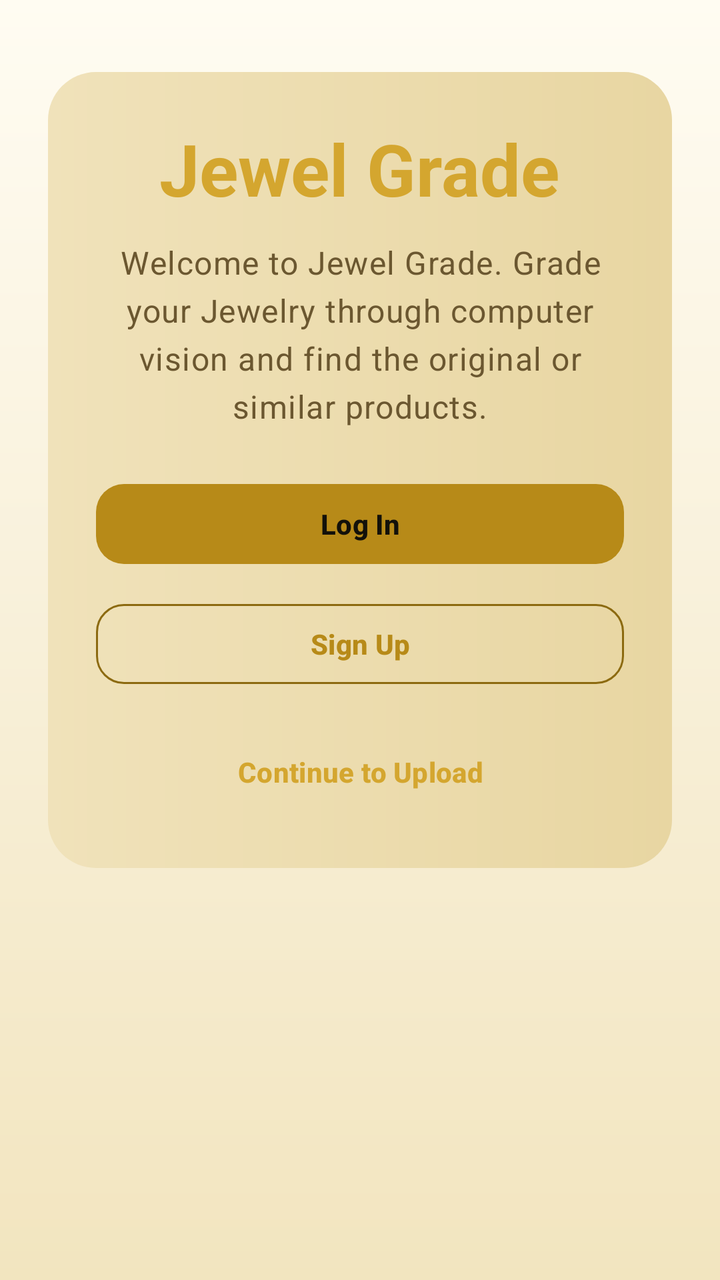
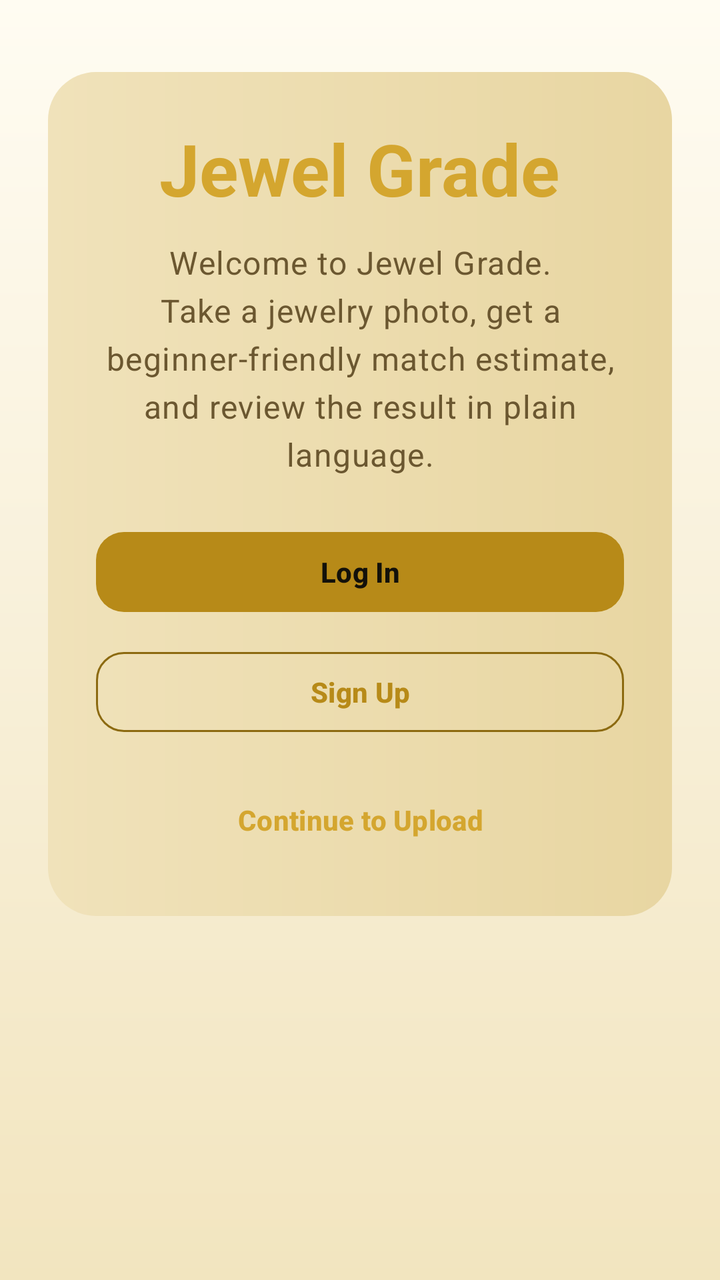

Two renders of the same Android screen: before a commit and after it. Below are the layout's source before the change and the commit's diff.
<!-- AndroidManifest.xml: application theme Theme.StudioWebWrapper -->
<!-- res/layout/fragment_welcome.xml -->
<?xml version="1.0" encoding="utf-8"?>
<ScrollView xmlns:android="http://schemas.android.com/apk/res/android"
    android:layout_width="match_parent"
    android:layout_height="match_parent"
    android:background="@drawable/bg_black_gold"
    android:padding="24dp">

    <LinearLayout
        android:layout_width="match_parent"
        android:layout_height="wrap_content"
        android:layout_marginTop="12dp"
        android:background="@drawable/bg_panel"
        android:gravity="center_horizontal"
        android:orientation="vertical"
        android:padding="24dp">

        <TextView
            android:layout_width="wrap_content"
            android:layout_height="wrap_content"
            android:text="Jewel Grade"
            android:textAppearance="@style/TextAppearance.Material3.DisplaySmall"
            android:textColor="@color/jg_gold_light"
            android:textStyle="bold" />

        <TextView
            android:layout_width="match_parent"
            android:layout_height="wrap_content"
            android:layout_marginTop="12dp"
            android:gravity="center"
            android:text="Welcome to Jewel Grade. Grade your Jewelry through computer vision and find the original or similar products."
            android:textAppearance="@style/TextAppearance.Material3.BodyLarge"
            android:textColor="@color/jg_text_secondary" />

        <com.google.android.material.button.MaterialButton
            android:id="@+id/loginButton"
            style="@style/JewelGrade.PrimaryButton"
            android:layout_width="match_parent"
            android:layout_height="wrap_content"
            android:layout_marginTop="24dp"
            android:text="Log In" />

        <com.google.android.material.button.MaterialButton
            android:id="@+id/signupButton"
            style="@style/JewelGrade.OutlinedButton"
            android:layout_width="match_parent"
            android:layout_height="wrap_content"
            android:layout_marginTop="12dp"
            android:text="Sign Up" />

        <com.google.android.material.button.MaterialButton
            android:id="@+id/uploadButton"
            style="@style/JewelGrade.TextButton"
            android:layout_width="wrap_content"
            android:layout_height="wrap_content"
            android:layout_marginTop="16dp"
            android:text="Continue to Upload" />

    </LinearLayout>

</ScrollView>
<!-- resources referenced by this layout -->
<resources>
  <color name="jg_gold_light">#D4A62F</color>
  <color name="jg_text_secondary">#6B5730</color>
  <!-- drawable bg_black_gold (drawable) -->
  <?xml version="1.0" encoding="utf-8"?>
  <shape xmlns:android="http://schemas.android.com/apk/res/android" android:shape="rectangle">
      <gradient
          android:angle="320"
      android:startColor="@color/jg_bg_gradient_start"
      android:centerColor="@color/jg_bg_gradient_mid"
      android:endColor="@color/jg_bg_gradient_end"
          android:type="linear" />
  </shape>
  <!-- drawable bg_panel (drawable) -->
  <?xml version="1.0" encoding="utf-8"?>
  <shape xmlns:android="http://schemas.android.com/apk/res/android" android:shape="rectangle">
      <gradient
          android:angle="0"
          android:startColor="@color/jg_panel_start"
          android:endColor="@color/jg_panel_end" />
      <corners android:radius="24dp" />
  </shape>
  <style name="JewelGrade.OutlinedButton" parent="Widget.Material3.Button.OutlinedButton">
          <item name="android:textAllCaps">false</item>
          <item name="android:textStyle">bold</item>
          <item name="android:textColor">@color/jg_gold</item>
          <item name="strokeColor">@color/jg_gold_dark</item>
          <item name="cornerRadius">14dp</item>
      </style>
  <style name="JewelGrade.PrimaryButton" parent="Widget.Material3.Button">
          <item name="android:textAllCaps">false</item>
          <item name="android:textStyle">bold</item>
          <item name="android:textColor">@color/jg_black</item>
          <item name="backgroundTint">@color/jg_gold</item>
          <item name="cornerRadius">14dp</item>
      </style>
  <style name="JewelGrade.TextButton" parent="Widget.Material3.Button.TextButton">
          <item name="android:textAllCaps">false</item>
          <item name="android:textStyle">bold</item>
          <item name="android:textColor">@color/jg_gold_light</item>
      </style>
  <style name="Theme.StudioWebWrapper" parent="Theme.Material3.DayNight.NoActionBar">
          <item name="colorPrimary">@color/jg_gold</item>
          <item name="colorOnPrimary">@color/jg_black</item>
          <item name="colorSecondary">@color/jg_gold_light</item>
          <item name="colorOnSecondary">@color/jg_black</item>
          <item name="colorSurface">@color/jg_black_card</item>
          <item name="colorOnSurface">@color/jg_text_primary</item>
          <item name="android:windowBackground">@drawable/bg_black_gold</item>
          <item name="android:statusBarColor">@color/jg_black</item>
          <item name="android:navigationBarColor">@color/jg_black</item>
      </style>
  <color name="jg_bg_gradient_start">#FFFCF2</color>
  <color name="jg_bg_gradient_mid">#F8F0D9</color>
  <color name="jg_bg_gradient_end">#F2E5BF</color>
  <color name="jg_panel_start">#F0E2BA</color>
  <color name="jg_panel_end">#E8D6A2</color>
  <color name="jg_gold">#B78A18</color>
  <color name="jg_gold_dark">#8C6A10</color>
  <color name="jg_black">#13110A</color>
  <color name="jg_black_card">#FFFDF7</color>
  <color name="jg_text_primary">#1D1708</color>
</resources>

<!-- the commit's change to res/layout/fragment_welcome.xml (unified diff, before → after) -->
@@ -27,7 +27,7 @@
             android:layout_height="wrap_content"
             android:layout_marginTop="12dp"
             android:gravity="center"
-            android:text="Welcome to Jewel Grade. Grade your Jewelry through computer vision and find the original or similar products."
+            android:text="Welcome to Jewel Grade. Take a jewelry photo, get a beginner-friendly match estimate, and review the result in plain language."
             android:textAppearance="@style/TextAppearance.Material3.BodyLarge"
             android:textColor="@color/jg_text_secondary" />
 
